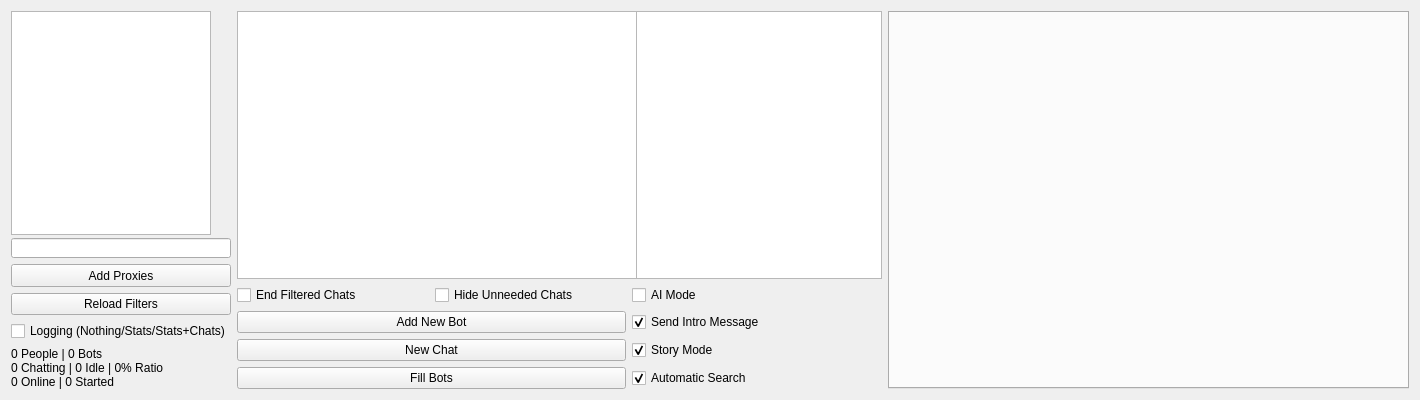
Old version of the form QT_Test/qt_test.ui in the repository grasmanek94/PACB-PROJECT-ChatBot-QT-V3.
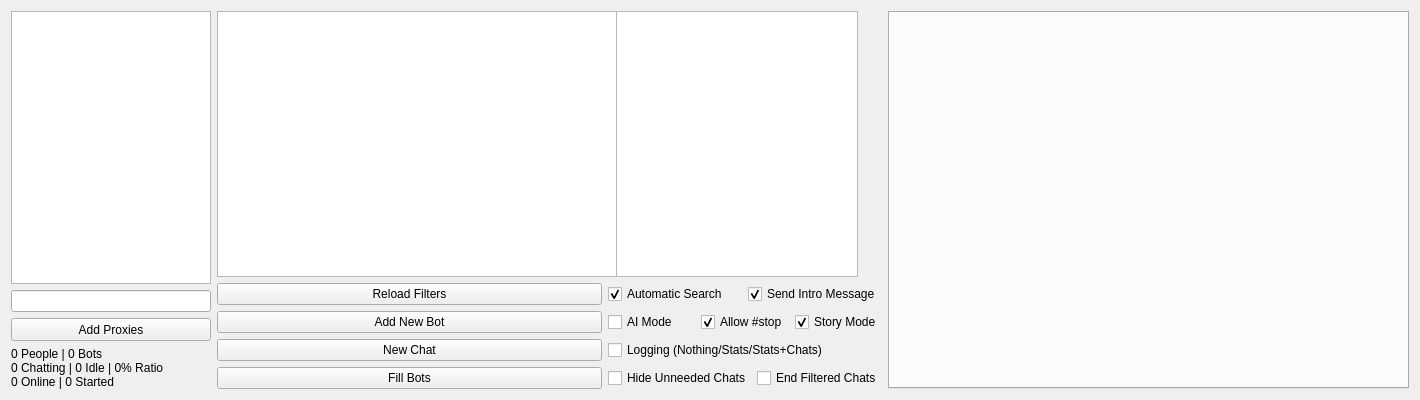
New version of the form. Icons and pictures are not drawn.

Commit message: add allow stop checkbox and rearrange ui

The edit to the form file:
```diff
--- a/QT_Test/qt_test.ui
+++ b/QT_Test/qt_test.ui
@@ -104,23 +104,6 @@
         </property>
        </widget>
       </item>
-      <item row="5" column="0">
-       <widget class="QCheckBox" name="logginOptionCheckBox">
-        <property name="text">
-         <string>Logging (Nothing/Stats/Stats+Chats)</string>
-        </property>
-        <property name="tristate">
-         <bool>true</bool>
-        </property>
-       </widget>
-      </item>
-      <item row="4" column="0">
-       <widget class="QPushButton" name="reloadFiltersSubmit">
-        <property name="text">
-         <string>Reload Filters</string>
-        </property>
-       </widget>
-      </item>
      </layout>
     </item>
     <item>
@@ -156,28 +139,6 @@
         </property>
        </widget>
       </item>
-      <item row="4" column="1">
-       <widget class="QCheckBox" name="autoSenderState">
-        <property name="minimumSize">
-         <size>
-          <width>250</width>
-          <height>0</height>
-         </size>
-        </property>
-        <property name="maximumSize">
-         <size>
-          <width>250</width>
-          <height>16777215</height>
-         </size>
-        </property>
-        <property name="text">
-         <string>Story Mode</string>
-        </property>
-        <property name="checked">
-         <bool>true</bool>
-        </property>
-       </widget>
-      </item>
       <item row="0" column="1">
        <widget class="QListWidget" name="preparedTextsBox">
         <property name="minimumSize">
@@ -199,28 +160,6 @@
         </property>
        </widget>
       </item>
-      <item row="2" column="1">
-       <widget class="QCheckBox" name="autoAIModeCheckBox">
-        <property name="minimumSize">
-         <size>
-          <width>250</width>
-          <height>0</height>
-         </size>
-        </property>
-        <property name="maximumSize">
-         <size>
-          <width>250</width>
-          <height>16777215</height>
-         </size>
-        </property>
-        <property name="text">
-         <string>AI Mode</string>
-        </property>
-        <property name="tristate">
-         <bool>true</bool>
-        </property>
-       </widget>
-      </item>
       <item row="0" column="0">
        <widget class="QListWidget" name="chatBoxPeers">
         <property name="sizePolicy">
@@ -248,69 +187,6 @@
         </property>
        </widget>
       </item>
-      <item row="5" column="1">
-       <widget class="QCheckBox" name="autoSearchCheckBox">
-        <property name="minimumSize">
-         <size>
-          <width>250</width>
-          <height>0</height>
-         </size>
-        </property>
-        <property name="maximumSize">
-         <size>
-          <width>250</width>
-          <height>16777215</height>
-         </size>
-        </property>
-        <property name="text">
-         <string>Automatic Search</string>
-        </property>
-        <property name="checked">
-         <bool>true</bool>
-        </property>
-       </widget>
-      </item>
-      <item row="5" column="0">
-       <widget class="QPushButton" name="chatManagerFillBots">
-        <property name="minimumSize">
-         <size>
-          <width>250</width>
-          <height>0</height>
-         </size>
-        </property>
-        <property name="maximumSize">
-         <size>
-          <width>500</width>
-          <height>16777215</height>
-         </size>
-        </property>
-        <property name="text">
-         <string>Fill Bots</string>
-        </property>
-       </widget>
-      </item>
-      <item row="3" column="1">
-       <widget class="QCheckBox" name="autoSendIntroductionMessage">
-        <property name="minimumSize">
-         <size>
-          <width>250</width>
-          <height>0</height>
-         </size>
-        </property>
-        <property name="maximumSize">
-         <size>
-          <width>250</width>
-          <height>16777215</height>
-         </size>
-        </property>
-        <property name="text">
-         <string>Send Intro Message</string>
-        </property>
-        <property name="checked">
-         <bool>true</bool>
-        </property>
-       </widget>
-      </item>
       <item row="3" column="0">
        <widget class="QPushButton" name="chatManagerAddBot">
         <property name="minimumSize">
@@ -330,16 +206,73 @@
         </property>
        </widget>
       </item>
-      <item row="2" column="0">
-       <layout class="QHBoxLayout" name="horizontalLayout">
+      <item row="5" column="0">
+       <widget class="QPushButton" name="chatManagerFillBots">
+        <property name="minimumSize">
+         <size>
+          <width>250</width>
+          <height>0</height>
+         </size>
+        </property>
+        <property name="maximumSize">
+         <size>
+          <width>500</width>
+          <height>16777215</height>
+         </size>
+        </property>
+        <property name="text">
+         <string>Fill Bots</string>
+        </property>
+       </widget>
+      </item>
+      <item row="2" column="1">
+       <layout class="QHBoxLayout" name="horizontalLayout_3">
+        <item>
+         <widget class="QCheckBox" name="autoSearchCheckBox">
+          <property name="text">
+           <string>Automatic Search</string>
+          </property>
+          <property name="checked">
+           <bool>true</bool>
+          </property>
+         </widget>
+        </item>
+        <item>
+         <widget class="QCheckBox" name="autoSendIntroductionMessage">
+          <property name="text">
+           <string>Send Intro Message</string>
+          </property>
+          <property name="checked">
+           <bool>true</bool>
+          </property>
+         </widget>
+        </item>
+       </layout>
+      </item>
+      <item row="4" column="1">
+       <widget class="QCheckBox" name="logginOptionCheckBox">
+        <property name="text">
+         <string>Logging (Nothing/Stats/Stats+Chats)</string>
+        </property>
+        <property name="tristate">
+         <bool>true</bool>
+        </property>
+       </widget>
+      </item>
+      <item row="5" column="1">
+       <layout class="QHBoxLayout" name="horizontalLayout_5">
+        <item>
+         <widget class="QCheckBox" name="unneededChatsHiderState">
+          <property name="text">
+           <string>Hide Unneeded Chats</string>
+          </property>
+          <property name="tristate">
+           <bool>true</bool>
+          </property>
+         </widget>
+        </item>
         <item>
          <widget class="QCheckBox" name="endFilteredChatsState">
-          <property name="minimumSize">
-           <size>
-            <width>200</width>
-            <height>0</height>
-           </size>
-          </property>
           <property name="maximumSize">
            <size>
             <width>500</width>
@@ -354,24 +287,49 @@
           </property>
          </widget>
         </item>
+       </layout>
+      </item>
+      <item row="3" column="1">
+       <layout class="QHBoxLayout" name="horizontalLayout_4">
         <item>
-         <widget class="QCheckBox" name="unneededChatsHiderState">
-          <property name="minimumSize">
-           <size>
-            <width>200</width>
-            <height>0</height>
-           </size>
-          </property>
+         <widget class="QCheckBox" name="autoAIModeCheckBox">
           <property name="text">
-           <string>Hide Unneeded Chats</string>
+           <string>AI Mode</string>
           </property>
           <property name="tristate">
            <bool>true</bool>
           </property>
          </widget>
         </item>
+        <item>
+         <widget class="QCheckBox" name="allowStopCheckBox">
+          <property name="text">
+           <string>Allow #stop</string>
+          </property>
+          <property name="checked">
+           <bool>true</bool>
+          </property>
+         </widget>
+        </item>
+        <item>
+         <widget class="QCheckBox" name="autoSenderState">
+          <property name="text">
+           <string>Story Mode</string>
+          </property>
+          <property name="checked">
+           <bool>true</bool>
+          </property>
+         </widget>
+        </item>
        </layout>
       </item>
+      <item row="2" column="0">
+       <widget class="QPushButton" name="reloadFiltersSubmit">
+        <property name="text">
+         <string>Reload Filters</string>
+        </property>
+       </widget>
+      </item>
      </layout>
     </item>
     <item>
```
The commit also changes 7 other files.
